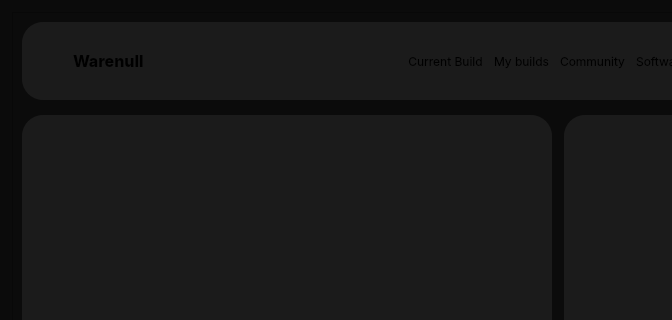
The window that mainwindow.ui (kaplanich/pcbuilder) describes before a commit, drawn with Qt 5; both pictures show x 0 to 672 and y 0 to 320 of the 1122 by 728 pixel window.
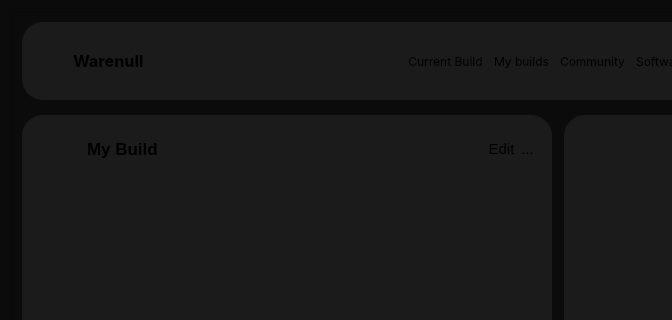
The same window after the commit. Icons and pictures are not drawn.

Commit message: added details to the build frame

The edit to the form file:
```diff
--- a/mainwindow.ui
+++ b/mainwindow.ui
@@ -13,7 +13,7 @@
   <property name="minimumSize">
    <size>
     <width>1100</width>
-    <height>600</height>
+    <height>630</height>
    </size>
   </property>
   <property name="windowTitle">
@@ -444,6 +444,93 @@
               <string notr="true">background-color: rgba(27, 27, 27, 1);
 border-radius: 21px;</string>
              </property>
+             <layout class="QVBoxLayout" name="verticalLayout">
+              <item>
+               <widget class="QWidget" name="nameAndButtons" native="true">
+                <property name="maximumSize">
+                 <size>
+                  <width>16777215</width>
+                  <height>50</height>
+                 </size>
+                </property>
+                <layout class="QHBoxLayout" name="horizontalLayout_6">
+                 <item>
+                  <widget class="QListView" name="buildType">
+                   <property name="maximumSize">
+                    <size>
+                     <width>39</width>
+                     <height>39</height>
+                    </size>
+                   </property>
+                   <property name="font">
+                    <font>
+                     <pointsize>11</pointsize>
+                    </font>
+                   </property>
+                  </widget>
+                 </item>
+                 <item>
+                  <widget class="QLineEdit" name="buildName">
+                   <property name="font">
+                    <font>
+                     <pointsize>13</pointsize>
+                     <bold>true</bold>
+                    </font>
+                   </property>
+                   <property name="text">
+                    <string>My Build</string>
+                   </property>
+                   <property name="maxLength">
+                    <number>30</number>
+                   </property>
+                   <property name="frame">
+                    <bool>false</bool>
+                   </property>
+                  </widget>
+                 </item>
+                 <item>
+                  <widget class="QPushButton" name="editBtn">
+                   <property name="font">
+                    <font>
+                     <pointsize>11</pointsize>
+                    </font>
+                   </property>
+                   <property name="text">
+                    <string>Edit</string>
+                   </property>
+                  </widget>
+                 </item>
+                 <item>
+                  <widget class="QPushButton" name="moreBtn">
+                   <property name="font">
+                    <font>
+                     <pointsize>11</pointsize>
+                    </font>
+                   </property>
+                   <property name="text">
+                    <string>...</string>
+                   </property>
+                  </widget>
+                 </item>
+                </layout>
+               </widget>
+              </item>
+              <item>
+               <widget class="QWidget" name="middleFrame" native="true">
+                <layout class="QHBoxLayout" name="horizontalLayout_5">
+                 <item>
+                  <widget class="QWidget" name="widget_3" native="true"/>
+                 </item>
+                 <item>
+                  <widget class="QWidget" name="widget_4" native="true"/>
+                 </item>
+                </layout>
+               </widget>
+              </item>
+              <item>
+               <widget class="QWidget" name="totalCostFrame" native="true"/>
+              </item>
+             </layout>
             </widget>
            </item>
            <item>
```
Left out of the diff: 2 changed lines with no effect on the pictures. The commit also changes 4 other files.
